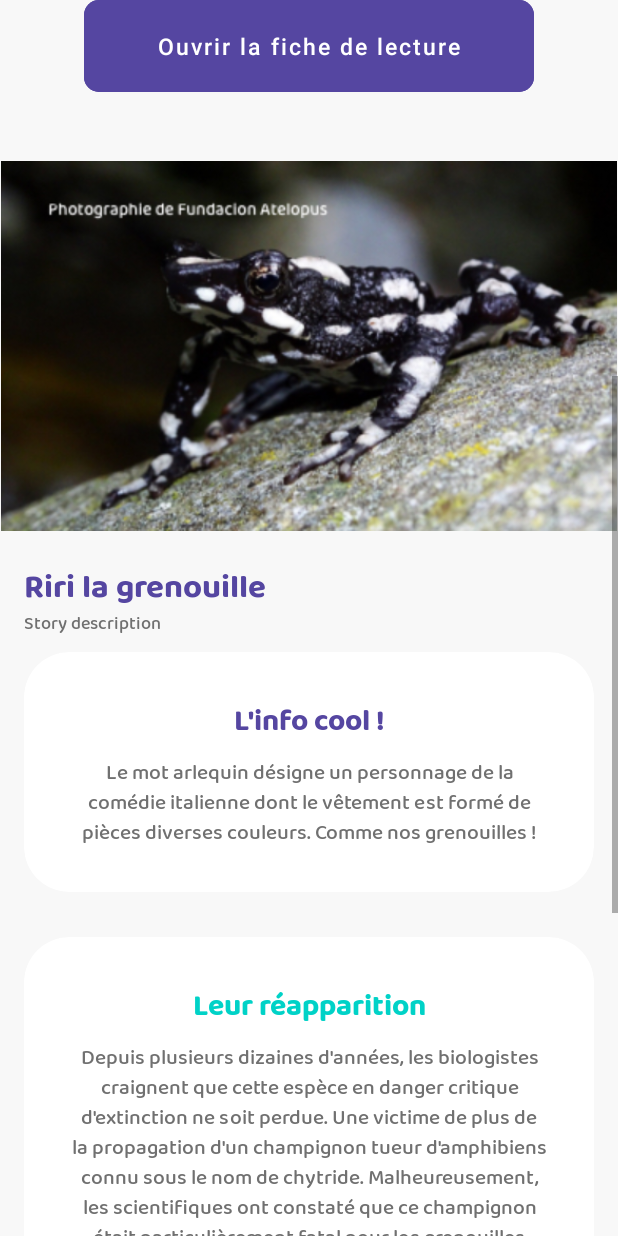
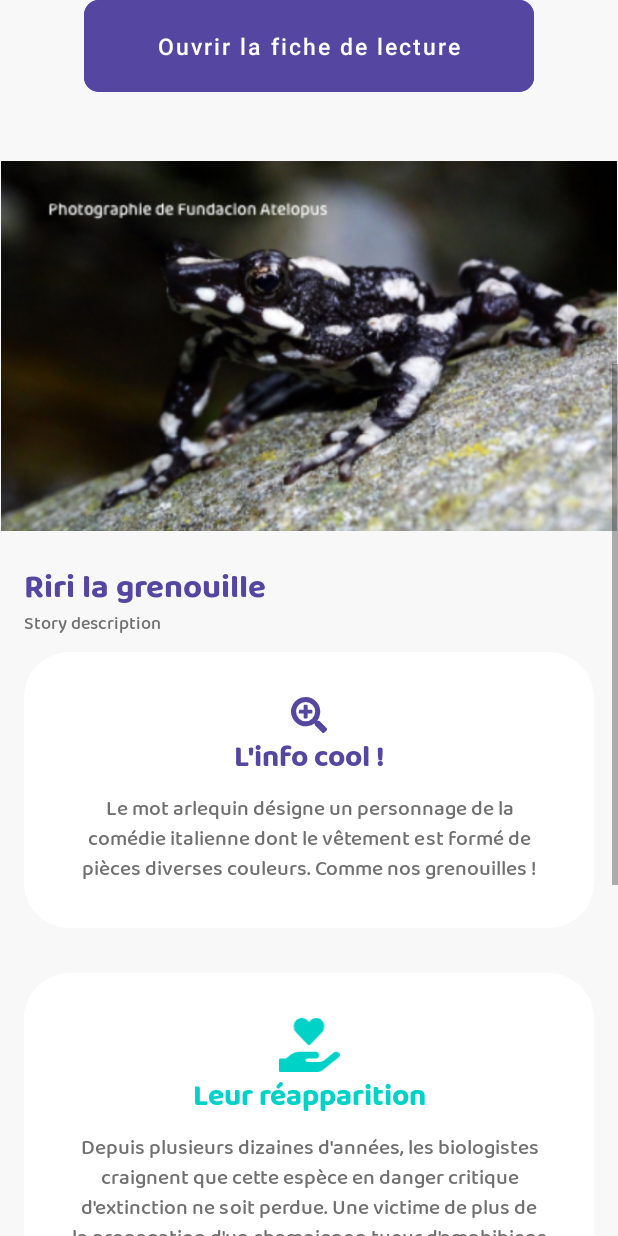
Before and after one commit to LilianMignogna/Doomo-App, an Android app: the layout fragment_story_details.xml on its own in the app's theme, with its tools: preview values and no code run, scrolled down 576 dp, on a phone screen of 412 x 824 dp. Run offline under Robolectric (Android 15) with nearby library versions, the phone set to English and light mode, and no system bars.

Commit message:
UI Update
- Change some margins
- Add icons

```diff
--- /dev/null
+++ b/app/src/main/res/drawable/ic_icon_reapparition.xml
@@ -0,0 +1,9 @@
+<vector xmlns:android="http://schemas.android.com/apk/res/android"
+    android:width="40.502dp"
+    android:height="36.001dp"
+    android:viewportWidth="40.502"
+    android:viewportHeight="36.001">
+  <path
+      android:pathData="M19.357,17.614a1.225,1.225 0,0 0,1.793 0l7.657,-8.03a5.828,5.828 0,0 0,-0.394 -8.353,5.345 5.345,0 0,0 -7.376,0.541l-0.787,0.823 -0.78,-0.816a5.339,5.339 0,0 0,-7.376 -0.548A5.834,5.834 0,0 0,11.7 9.585ZM39.748,23.071a2.327,2.327 0,0 0,-3 0l-6.5,5.2a4.476,4.476 0,0 1,-2.812 0.984L19.125,29.255a1.125,1.125 0,0 1,0 -2.25L24.63,27.005a2.341,2.341 0,0 0,2.341 -1.87A2.253,2.253 0,0 0,24.75 22.501L13.5,22.501a8.275,8.275 0,0 0,-5.21 1.849L5.02,27.001h-3.9A1.128,1.128 0,0 0,0 28.126v6.75A1.128,1.128 0,0 0,1.125 36.001L26.212,36.001a4.505,4.505 0,0 0,2.813 -0.984l10.631,-8.508A2.249,2.249 0,0 0,39.748 23.071Z"
+      android:fillColor="#00d2c7"/>
+</vector>
--- /dev/null
+++ b/app/src/main/res/drawable/ic_icon_zoom.xml
@@ -0,0 +1,9 @@
+<vector xmlns:android="http://schemas.android.com/apk/res/android"
+    android:width="23.72dp"
+    android:height="23.723dp"
+    android:viewportWidth="23.72"
+    android:viewportHeight="23.723">
+  <path
+      android:pathData="M14.084,8.9v1.483a0.558,0.558 0,0 1,-0.556 0.556H10.934v2.594a0.558,0.558 0,0 1,-0.556 0.556H8.9a0.558,0.558 0,0 1,-0.556 -0.556V10.934H5.745a0.558,0.558 0,0 1,-0.556 -0.556V8.9a0.558,0.558 0,0 1,0.556 -0.556H8.339V5.745A0.558,0.558 0,0 1,8.9 5.189h1.483a0.558,0.558 0,0 1,0.556 0.556V8.339h2.594A0.558,0.558 0,0 1,14.084 8.9ZM23.4,22.085 L22.085,23.4a1.107,1.107 0,0 1,-1.571 0l-4.624,-4.619a1.111,1.111 0,0 1,-0.324 -0.788v-0.755a9.632,9.632 0,1 1,1.668 -1.668h0.755a1.111,1.111 0,0 1,0.788 0.324L23.4,20.51A1.121,1.121 0,0 1,23.4 22.085ZM15.937,9.637a6.3,6.3 0,1 0,-6.3 6.3A6.3,6.3 0,0 0,15.937 9.637Z"
+      android:fillColor="#5546a1"/>
+</vector>
--- a/app/src/main/res/layout/fragment_story_details.xml
+++ b/app/src/main/res/layout/fragment_story_details.xml
@@ -191,6 +191,12 @@
                     android:orientation="vertical"
                     android:layout_margin="30dp">
 
+                    <androidx.appcompat.widget.AppCompatImageView
+                        android:layout_width="match_parent"
+                        android:layout_height="match_parent"
+                        android:src="@drawable/ic_icon_zoom"
+                        android:tint="?colorSecondary"/>
+
                     <TextView
                         android:id="@+id/fun_fact_title"
                         android:fontFamily="@font/baloochettan_bold"
@@ -241,6 +247,12 @@
                     android:layout_height="match_parent"
                     android:orientation="vertical"
                     android:layout_margin="30dp">
+
+                    <androidx.appcompat.widget.AppCompatImageView
+                        android:layout_width="match_parent"
+                        android:layout_height="match_parent"
+                        android:src="@drawable/ic_icon_reapparition"
+                        android:tint="?colorPrimary"/>
 
                     <TextView
                         android:id="@+id/reappear_info_title"
--- a/app/src/main/res/layout/story_list_item.xml
+++ b/app/src/main/res/layout/story_list_item.xml
@@ -54,7 +54,7 @@
 
             <com.google.android.material.floatingactionbutton.FloatingActionButton
                 android:id="@+id/story_information_button"
-                app:srcCompat="@drawable/ic_baseline_help_24"
+                app:srcCompat="@drawable/ic_icon_questionmark"
                 android:backgroundTint="?colorSecondary"
                 app:tint="@color/white"
                 app:fabCustomSize="45dp"
```
Also changed, not shown: app/src/main/res/drawable/ic_baseline_help_24.xml (deleted, +0 -10 lines), app/src/main/res/drawable/ic_icon_questionmark.xml (added, +9 -0 lines), app/src/main/res/layout/fragment_home.xml (+70 -16 lines), app/src/main/res/drawable/hibou.png (added), app/src/main/res/drawable/oiseau.png (added), app/src/main/res/drawable/ours.png (added), app/src/main/res/drawable/phoque.png (added).
